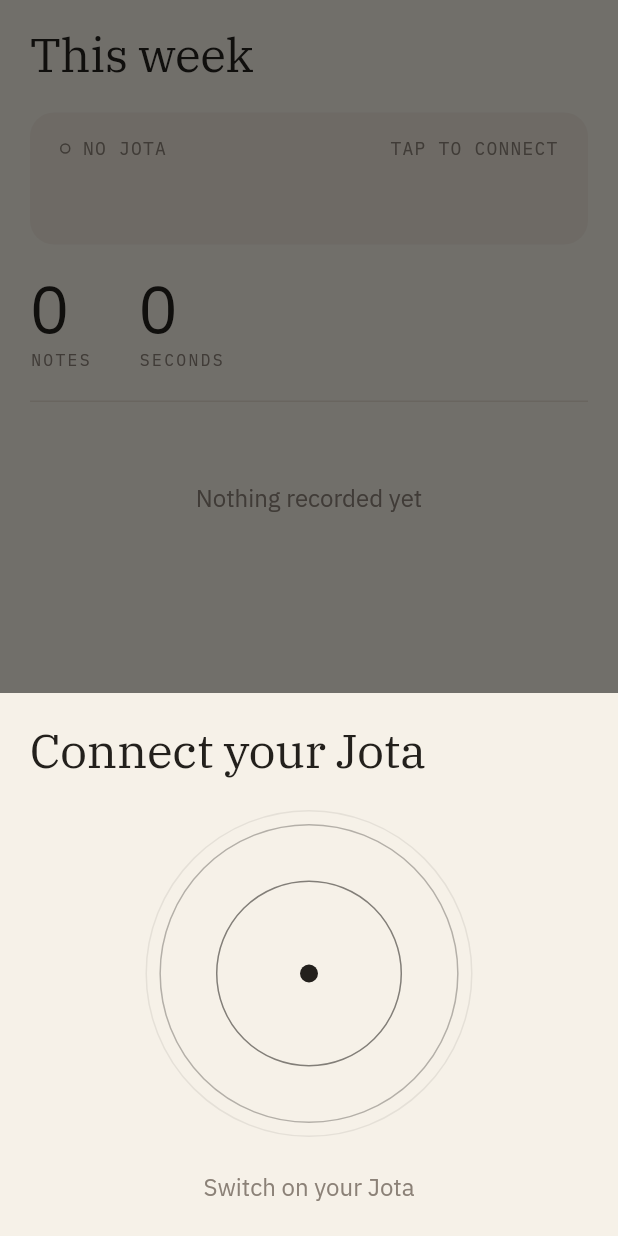
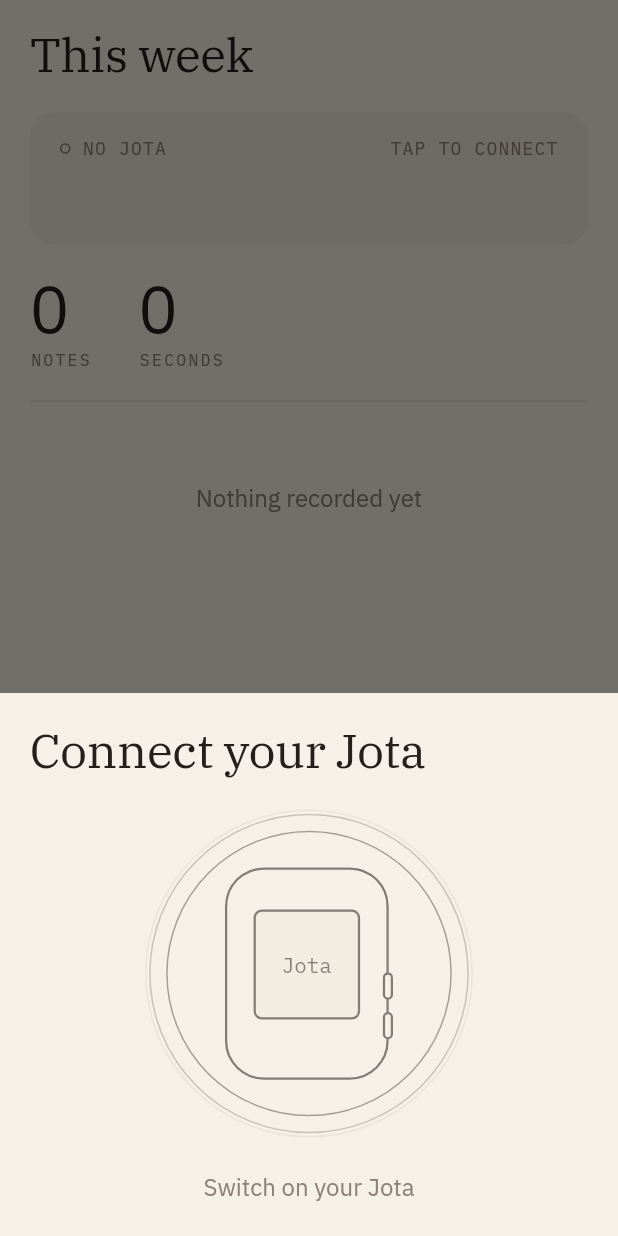
Before and after one commit to ahmedkmadani/3d-printer-projects, a Flutter app: the HomeShell screen opened directly, after a tap on "NO JOTA", on a phone screen of 412 x 824 dp. Run offline on Flutter 3.47's test engine with Material 3 defaults, Android fonts, the phone set to English and light mode, and no system bars; our stand-ins replace flutter_blue_plus, flutter_local_notifications, flutter_secure_storage, just_audio, local_auth, lucide_icons_flutter and 3 more; missing offline and left inert: flutter_foreground_task, whisper_ggml; accounts and stored records are empty; project files that could hold a hidden picture were left out.

Commit message:
App: the found Jota is the device itself, drawn, from the first frame
Connecting showed circles and then a stadium card. Now the Jota the user
holds is the picture in every state, the way an earbud case is on a
phone. JotaDeviceMark (lib/design/device_mark.dart) draws Pala Note
V1.0's case from its STEP in mm: 44.9 x 58.4 with 10.5 corners, the
29 x 30 window centred and lifted 2.5 so the bottom margin is the bigger
one, "Jota" in mono inside it, and the two 7 mm buttons on the right
edge in the lower half, 1.2 proud. Hairline ink, paper fill, no shading.

While searching it sits at ~45% opacity breathing slowly, with the rings
rising from behind it and no dot: never a frame of only circles. Found,
it goes to full ink with a scale 0.85 → 1 entrance and one overshoot,
and the id, charge and state word appear under it with one Connect
button. Several in range: the nearest by signal is drawn, the others
are small mono ids underneath to switch — no list. Connecting pulses
the drawing; success inks the window and draws the check across it.

Co-Authored-By: Claude Fable 5.1 <noreply@anthropic.com>
Claude-Session: https://claude.ai/code/session_01D8zJ6zwLcbC9u3XbhQ3YAd

```diff
--- /dev/null
+++ b/jota/app/lib/design/device_mark.dart
@@ -0,0 +1,156 @@
+// ============================================================================
+//  Jota — the device, drawn
+//
+//  The Jota itself in hairline ink, for the moment it is found: a rounded
+//  square case in Pala Note V1.0's measured proportions, the e-paper window
+//  centred as an inner rounded square on the field colour with the word
+//  inside, and the two side buttons as short stadiums on the right edge.
+//  On success the window fills with ink and a check is drawn across it.
+// ============================================================================
+import 'package:flutter/material.dart';
+
+import 'theme.dart';
+
+class JotaDeviceMark extends StatelessWidget {
+  const JotaDeviceMark({
+    super.key,
+    this.height = 140,
+    this.done = false,
+    this.checkProgress = 0,
+  });
+
+  final double height;
+
+  /// Window filled with ink, the check drawn to [checkProgress].
+  final bool done;
+  final double checkProgress;
+
+  @override
+  Widget build(BuildContext context) {
+    final JotaColors c = context.ink;
+    final JotaType t = context.type;
+    return CustomPaint(
+      size: Size(height * (44.9 + 1.2) / 58.4, height),
+      painter: _DevicePainter(
+        ink: c.ink,
+        field: c.field,
+        paper: c.bg,
+        onInk: c.onInk,
+        word: t.reading.copyWith(color: done ? c.onInk : c.ink),
+        done: done,
+        check: checkProgress,
+      ),
+    );
+  }
+}
+
+class _DevicePainter extends CustomPainter {
+  const _DevicePainter({
+    required this.ink,
+    required this.field,
+    required this.paper,
+    required this.onInk,
+    required this.word,
+    required this.done,
+    required this.check,
+  });
+
+  final Color ink, field, paper, onInk;
+  final TextStyle word;
+  final bool done;
+  final double check;
+
+  // The case the user actually holds: Pala Note V1.0, measured from its
+  // STEP in mm and scaled to fit. 44.9 x 58.4, corners ~10.5; the 29 x 30
+  // window horizontally centred with its centre 2.5 above the case's, so
+  // the bottom margin is the bigger one; two 7 mm buttons on the right
+  // edge, in the lower half, standing 1.2 proud. Nothing on the left; the
+  // USB is on the bottom edge and is not drawn.
+  static const double _caseW = 44.9, _caseH = 58.4, _corner = 10.5;
+  static const double _winW = 29, _winH = 30, _winLift = 2.5, _winR = 2;
+  static const double _btnL = 7, _btnProud = 1.2, _btnT = 2.2;
+  static const List<double> _btnUp = <double>[14.7, 25.7];
+
+  @override
+  void paint(Canvas canvas, Size size) {
+    final double k = size.height / _caseH; // mm -> px
+    final double bw = _caseW * k, bh = _caseH * k;
+    final Paint line = Paint()
+      ..color = ink
+      ..style = PaintingStyle.stroke
+      ..strokeWidth = JotaGrid.hairline * 1.5;
+
+    // The case: filled with the paper so the outline reads on both themes.
+    final RRect caseR = RRect.fromRectAndRadius(
+      Rect.fromLTWH(0, 0, bw, bh),
+      Radius.circular(_corner * k),
+    );
+    canvas.drawRRect(caseR, Paint()..color = paper);
+    canvas.drawRRect(caseR, line);
+
+    // The window.
+    final Rect winRect = Rect.fromCenter(
+      center: Offset(bw / 2, bh / 2 - _winLift * k),
+      width: _winW * k,
+      height: _winH * k,
+    );
+    final RRect winR =
+        RRect.fromRectAndRadius(winRect, Radius.circular(_winR * k));
+    canvas.drawRRect(winR, Paint()..color = done ? ink : field);
+    canvas.drawRRect(winR, line);
+
+    // The two side buttons, on the right edge, lower half.
+    for (final double up in _btnUp) {
+      final double cy = bh - up * k;
+      final RRect b = RRect.fromRectAndRadius(
+        Rect.fromLTWH(
+          bw - (_btnT - _btnProud) * k,
+          cy - _btnL * k / 2,
+          _btnT * k,
+          _btnL * k,
+        ),
+        Radius.circular(_btnT * k / 2),
+      );
+      canvas.drawRRect(b, Paint()..color = paper);
+      canvas.drawRRect(b, line);
+    }
+
+    if (done) {
+      final double win = winRect.width;
+      final Path path = Path()
+        ..moveTo(winRect.left + win * 0.26, winRect.top + win * 0.53)
+        ..lineTo(winRect.left + win * 0.44, winRect.top + win * 0.70)
+        ..lineTo(winRect.left + win * 0.76, winRect.top + win * 0.32);
+      final Paint p = Paint()
+        ..color = onInk
+        ..style = PaintingStyle.stroke
+        ..strokeWidth = 2.2
+        ..strokeCap = StrokeCap.round
+        ..strokeJoin = StrokeJoin.round;
+      for (final metric in path.computeMetrics()) {
+        canvas.drawPath(metric.extractPath(0, metric.length * check), p);
+      }
+      return;
+    }
+
+    // The word on the panel, mono and small, as the splash draws it.
+    final TextPainter tp = TextPainter(
+      text: TextSpan(
+        text: 'Jota',
+        style: word.copyWith(fontSize: winRect.width * 0.2),
+      ),
+      textDirection: TextDirection.ltr,
+    )..layout();
+    tp.paint(
+      canvas,
+      Offset(
+        winRect.center.dx - tp.width / 2,
+        winRect.center.dy - tp.height / 2,
+      ),
+    );
+  }
+
+  @override
+  bool shouldRepaint(_DevicePainter old) =>
+      old.done != done || old.check != check || old.ink != ink;
+}
--- a/jota/app/lib/screens/connect_sheet.dart
+++ b/jota/app/lib/screens/connect_sheet.dart
@@ -16,13 +16,13 @@
 // ============================================================================
 import 'dart:async';
 import 'dart:math' as math;
-import 'dart:ui' show PathMetric;
 
 import 'package:flutter/material.dart';
 import 'package:flutter/services.dart';
 import 'package:provider/provider.dart';
 
 import '../ble/jota_protocol.dart';
+import '../design/device_mark.dart';
 import '../design/theme.dart';
 import '../design/widgets.dart';
 import '../state/device_controller.dart';
@@ -98,6 +98,9 @@ class _ConnectSheetState extends State<ConnectSheet> {
 
   /// Bumped to shake the code row once.
   int _shake = 0;
+
+  /// Of several Jotas in range, the one drawn. Null means the nearest.
+  String? _chosenId;
 
   bool _wasPairing = false;
   bool _wasSyncing = false;
@@ -253,40 +256,29 @@ class _ConnectSheetState extends State<ConnectSheet> {
             switchOutCurve: JotaMotion.curve,
             child: searching
                 ? const _Searching(key: ValueKey<String>('searching'))
-                : Column(
+                : _Found(
                     key: const ValueKey<String>('found'),
-                    crossAxisAlignment: CrossAxisAlignment.stretch,
-                    children: <Widget>[
-                      for (int i = 0; i < found.length; i++) ...<Widget>[
-                        if (i > 0) const SizedBox(height: JotaRows.gap),
-                        _Rise(
-                          index: i,
-                          child: _JotaCard(
-                            ad: found[i],
-                            state: _stateOf(device, found[i]),
-                            connecting: _tappedId == found[i].remoteId &&
-                                _doneId == null,
-                            done: _doneId == found[i].remoteId,
-                            onTap: (_tappedId == null && _doneId == null)
-                                ? () => _tap(device, found[i])
-                                : null,
-                          ),
-                        ),
-                        if (wantsCode && _tappedId == found[i].remoteId)
-                          _CodeRow(
+                    ad: _shown(found),
+                    others: <JotaAdvertisement>[
+                      for (final JotaAdvertisement a in found)
+                        if (a.remoteId != _shown(found).remoteId) a,
+                    ],
+                    state: _stateOf(device, _shown(found)),
+                    connecting:
+                        _tappedId == _shown(found).remoteId && _doneId == null,
+                    done: _doneId == _shown(found).remoteId,
+                    onConnect: (_tappedId == null && _doneId == null)
+                        ? () => _tap(device, _shown(found))
+                        : null,
+                    onSwitch: (String id) => setState(() => _chosenId = id),
+                    code: wantsCode && _tappedId == _shown(found).remoteId
+                        ? _CodeRow(
                             controller: _code,
                             focus: _codeFocus,
                             shake: _shake,
                             onComplete: () => _submit(device),
-                          ),
-                      ],
-                      if (_doneId == null) ...<Widget>[
-                        const SizedBox(height: JotaGrid.gapL),
-                        const Center(
-                          child: _Radar(size: 48, quiet: true),
-                        ),
-                      ],
-                    ],
+                          )
+                        : null,
                   ),
           ),
         ),
@@ -302,6 +294,18 @@ class _ConnectSheetState extends State<ConnectSheet> {
     );
   }
 
+  /// The nearest Jota by signal, unless the user picked another.
+  JotaAdvertisement _shown(List<JotaAdvertisement> found) {
+    for (final JotaAdvertisement a in found) {
+      if (a.remoteId == _chosenId) return a;
+    }
+    JotaAdvertisement best = found.first;
+    for (final JotaAdvertisement a in found) {
+      if (a.rssi > best.rssi) best = a;
+    }
+    return best;
+  }
+
   String _stateOf(DeviceController device, JotaAdvertisement ad) {
     if (_doneId == ad.remoteId) return 'PAIRED';
     if (_tappedId == ad.remoteId) return 'CONNECTING';
@@ -315,14 +319,45 @@ class _ConnectSheetState extends State<ConnectSheet> {
 
 // ---- searching -------------------------------------------------------------
 
-class _Searching extends StatelessWidget {
+class _Searching extends StatefulWidget {
   const _Searching({super.key});
 
   @override
+  State<_Searching> createState() => _SearchingState();
+}
+
+/// The Jota, drawn in muted ink and breathing slowly (0.35 → 0.55 opacity,
+/// 2.4 s), with the rings expanding from behind it. There is never a frame
+/// that shows only circles: the device is the picture from the first one.
+class _SearchingState extends State<_Searching>
+    with SingleTickerProviderStateMixin {
+  late final AnimationController _c = AnimationController(
+    vsync: this,
+    duration: const Duration(milliseconds: 1200),
+  )..repeat(reverse: true);
+
+  @override
+  void dispose() {
+    _c.dispose();
+    super.dispose();
+  }
+
+  @override
   Widget build(BuildContext context) {
-    return const SizedBox(
+    return SizedBox(
       height: 220,
-      child: Center(child: _Radar(size: 220)),
+      child: Stack(
+        alignment: Alignment.center,
+        children: <Widget>[
+          const _Radar(size: 220),
+          FadeTransition(
+            opacity: Tween<double>(begin: 0.35, end: 0.55).animate(
+              CurvedAnimation(parent: _c, curve: Curves.easeInOut),
+            ),
+            child: const JotaDeviceMark(),
+          ),
+        ],
+      ),
     );
   }
 }
@@ -332,10 +367,9 @@ class _Searching extends StatelessWidget {
 /// as it goes, on the product's own curve. [quiet] is the small version that
 /// keeps listening under the cards for a second Jota.
 class _Radar extends StatefulWidget {
-  const _Radar({required this.size, this.quiet = false});
+  const _Radar({required this.size});
 
   final double size;
-  final bool quiet;
 
   @override
   State<_Radar> createState() => _RadarState();
@@ -363,9 +397,9 @@ class _RadarState extends State<_Radar> with SingleTickerProviderStateMixin {
         painter: _RadarPainter(
           t: _c.value,
           ink: c.ink,
-          rings: widget.quiet ? 2 : 3,
-          dot: widget.quiet ? 3 : 6,
-          strength: widget.quiet ? 0.35 : 0.7,
+          rings: 3,
+          dot: 78,
+          strength: 0.5,
         ),
       ),
     );
@@ -394,14 +428,16 @@ class _RadarPainter extends CustomPainter {
     final Paint stroke = Paint()
       ..style = PaintingStyle.stroke
       ..strokeWidth = JotaGrid.hairline;
+    // Rings rise from behind the drawn device (radius ~ its half height)
+    // and fade as they reach the edge. No dot: the device is the centre.
+    final double r0 = dot;
     for (int k = 0; k < rings; k++) {
       final double p = (t + k / rings) % 1.0;
       final double e = JotaMotion.curve.transform(p);
-      final double r = dot + e * (rMax - dot);
+      final double r = r0 + e * (rMax - r0);
       stroke.color = ink.withValues(alpha: (1 - p) * strength);
       canvas.drawCircle(centre, r, stroke);
     }
-    canvas.drawCircle(centre, dot, Paint()..color = ink);
   }
 
   @override
@@ -410,98 +446,106 @@ class _RadarPainter extends CustomPainter {
 
 // ---- found -----------------------------------------------------------------
 
-/// A card that rises into place: fades in and lifts a few pixels, later cards
-/// a beat after the one above them.
-class _Rise extends StatelessWidget {
-  const _Rise({required this.index, required this.child});
-
-  final int index;
-  final Widget child;
-
-  @override
-  Widget build(BuildContext context) {
-    return TweenAnimationBuilder<double>(
-      tween: Tween<double>(begin: 0, end: 1),
-      duration: JotaMotion.normal + Duration(milliseconds: 90 * index),
-      curve: JotaMotion.curve,
-      child: child,
-      builder: (BuildContext context, double v, Widget? child) => Opacity(
-        opacity: v,
-        child: Transform.translate(
-          offset: Offset(0, (1 - v) * 14),
-          child: child,
-        ),
-      ),
-    );
-  }
-}
-
-/// One Jota, as a stadium: its id on the left, the charge and the one state
-/// word on the right. Pulses while connecting; fills with ink and draws a
-/// check when it is done.
-class _JotaCard extends StatelessWidget {
-  const _JotaCard({
+/// The Jota, found: the device itself rises into view the way an earbud
+/// case does on a phone — scale 0.85 → 1 with a fade and one overshoot —
+/// with its id, its charge, the one state word and a Connect button
+/// under it. Other Jotas in range are small ids underneath, to switch.
+class _Found extends StatelessWidget {
+  const _Found({
+    super.key,
     required this.ad,
+    required this.others,
     required this.state,
     required this.connecting,
     required this.done,
-    this.onTap,
+    required this.onConnect,
+    required this.onSwitch,
+    this.code,
   });
 
   final JotaAdvertisement ad;
+  final List<JotaAdvertisement> others;
   final String state;
   final bool connecting;
   final bool done;
-  final VoidCallback? onTap;
+  final VoidCallback? onConnect;
+  final ValueChanged<String> onSwitch;
+  final Widget? code;
 
   @override
   Widget build(BuildContext context) {
     final JotaType t = context.type;
     final JotaColors c = context.ink;
-    final Color fg = done ? c.onInk : c.ink;
-    final Color muted = done ? c.onInk : c.inkMuted;
-    final double h = scaledHeight(context, JotaRows.heightTall);
 
-    Widget card = AnimatedContainer(
-      duration: JotaMotion.normal,
-      curve: JotaMotion.curve,
-      height: h,
-      padding: const EdgeInsets.symmetric(horizontal: JotaGrid.gapL),
-      decoration: BoxDecoration(
-        color: done ? c.ink : Colors.transparent,
-        borderRadius: JotaRows.borderRadiusOf(h),
-        border: Border.all(color: c.ink, width: JotaGrid.hairline),
-      ),
-      child: Row(
-        children: <Widget>[
-          Expanded(
-            child: Text(
-              ad.shortName,
-              style: t.reading.copyWith(color: fg),
-              maxLines: 1,
-              overflow: TextOverflow.ellipsis,
-            ),
+    Widget mark = done
+        ? TweenAnimationBuilder<double>(
+            tween: Tween<double>(begin: 0, end: 1),
+            duration: const Duration(milliseconds: 350),
+            curve: JotaMotion.curve,
+            builder: (BuildContext context, double v, _) =>
+                JotaDeviceMark(done: true, checkProgress: v),
+          )
+        : const JotaDeviceMark();
+    if (connecting) mark = _Pulse(child: mark);
+
+    return Column(
+      key: ValueKey<String>('found-${ad.remoteId}'),
+      crossAxisAlignment: CrossAxisAlignment.stretch,
+      children: <Widget>[
+        TweenAnimationBuilder<double>(
+          tween: Tween<double>(begin: 0, end: 1),
+          duration: JotaMotion.normal,
+          curve: Curves.easeOutBack,
+          child: SizedBox(height: 160, child: Center(child: mark)),
+          builder: (BuildContext context, double v, Widget? child) => Opacity(
+            opacity: v.clamp(0.0, 1.0),
+            child: Transform.scale(scale: 0.85 + 0.15 * v, child: child),
           ),
-          const SizedBox(width: JotaGrid.gapM),
-          if (done)
-            _Check(color: c.onInk)
-          else ...<Widget>[
-            if (ad.battery != null) ...<Widget>[
-              Text('${ad.battery}%', style: t.reading.copyWith(color: fg)),
-              const SizedBox(width: JotaGrid.gapM),
+        ),
+        const SizedBox(height: JotaGrid.gapM),
+        Text(
+          ad.shortName,
+          textAlign: TextAlign.center,
+          style: t.reading.copyWith(color: c.ink),
+        ),
+        const SizedBox(height: JotaGrid.gapS),
+        Text(
+          <String>[if (ad.battery != null) '${ad.battery}%', state]
+              .join('  ·  '),
+          textAlign: TextAlign.center,
+          style: t.meta.copyWith(color: c.inkMuted),
+        ),
+        if (others.isNotEmpty) ...<Widget>[
+          const SizedBox(height: JotaGrid.gapM),
+          Wrap(
+            alignment: WrapAlignment.center,
+            spacing: JotaGrid.gapL,
+            children: <Widget>[
+              for (final JotaAdvertisement o in others)
+                JotaPressable(
+                  onTap: () => onSwitch(o.remoteId),
+                  child: Padding(
+                    padding: const EdgeInsets.symmetric(vertical: 8),
+                    child: Text(
+                      o.shortName,
+                      style: t.meta.copyWith(color: c.inkMuted),
+                    ),
+                  ),
+                ),
             ],
-            Text(state, style: t.meta.copyWith(color: muted)),
-          ],
+          ),
         ],
-      ),
-    );
-
-    if (connecting) card = _Pulse(child: card);
-
-    return Semantics(
-      button: onTap != null,
-      label: '${ad.shortName} $state',
-      child: JotaPressable(onTap: onTap, child: card),
+        if (code != null) code!,
+        if (!done) ...<Widget>[
+          const SizedBox(height: JotaGrid.gapL),
+          JotaButton(
+            label: connecting ? 'Connecting' : 'Connect',
+            primary: true,
+            upcase: false,
+            onTap: onConnect,
+          ),
+        ],
+      ],
     );
   }
 }
@@ -539,55 +583,6 @@ class _PulseState extends State<_Pulse> with SingleTickerProviderStateMixin {
   }
 }
 
-/// A check drawn as one stroke, over ~350 ms, in the knocked-out colour.
-class _Check extends StatelessWidget {
-  const _Check({required this.color});
-
-  final Color color;
-
-  @override
-  Widget build(BuildContext context) {
-    return TweenAnimationBuilder<double>(
-      tween: Tween<double>(begin: 0, end: 1),
-      duration: const Duration(milliseconds: 350),
-      curve: JotaMotion.curve,
-      builder: (BuildContext context, double v, _) => CustomPaint(
-        size: const Size(22, 22),
-        painter: _CheckPainter(progress: v, color: color),
-      ),
-    );
-  }
-}
-
-class _CheckPainter extends CustomPainter {
-  const _CheckPainter({required this.progress, required this.color});
-
-  final double progress;
-  final Color color;
-
-  @override
-  void paint(Canvas canvas, Size size) {
-    final double w = size.width, h = size.height;
-    final Path path = Path()
-      ..moveTo(w * 0.18, h * 0.55)
-      ..lineTo(w * 0.42, h * 0.78)
-      ..lineTo(w * 0.84, h * 0.26);
-    final Paint p = Paint()
-      ..color = color
-      ..style = PaintingStyle.stroke
-      ..strokeWidth = 2
-      ..strokeCap = StrokeCap.round
-      ..strokeJoin = StrokeJoin.round;
-    for (final PathMetric m in path.computeMetrics()) {
-      canvas.drawPath(m.extractPath(0, m.length * progress), p);
-    }
-  }
-
-  @override
-  bool shouldRepaint(_CheckPainter old) =>
-      old.progress != progress || old.color != color;
-}
-
 // ---- the code --------------------------------------------------------------
 
 /// The six boxes, sliding up under the tapped card with the keyboard. Each
@@ -608,8 +603,15 @@ class _CodeRow extends StatelessWidget {
   @override
   Widget build(BuildContext context) {
     final String digits = controller.text;
-    return _Rise(
-      index: 0,
+    return TweenAnimationBuilder<double>(
+      tween: Tween<double>(begin: 0, end: 1),
+      duration: JotaMotion.normal,
+      curve: JotaMotion.curve,
+      builder: (BuildContext context, double v, Widget? child) => Opacity(
+        opacity: v,
+        child:
+            Transform.translate(offset: Offset(0, (1 - v) * 14), child: child),
+      ),
       child: Padding(
         padding: const EdgeInsets.only(top: JotaGrid.gapL),
         child: _Shake(
```
